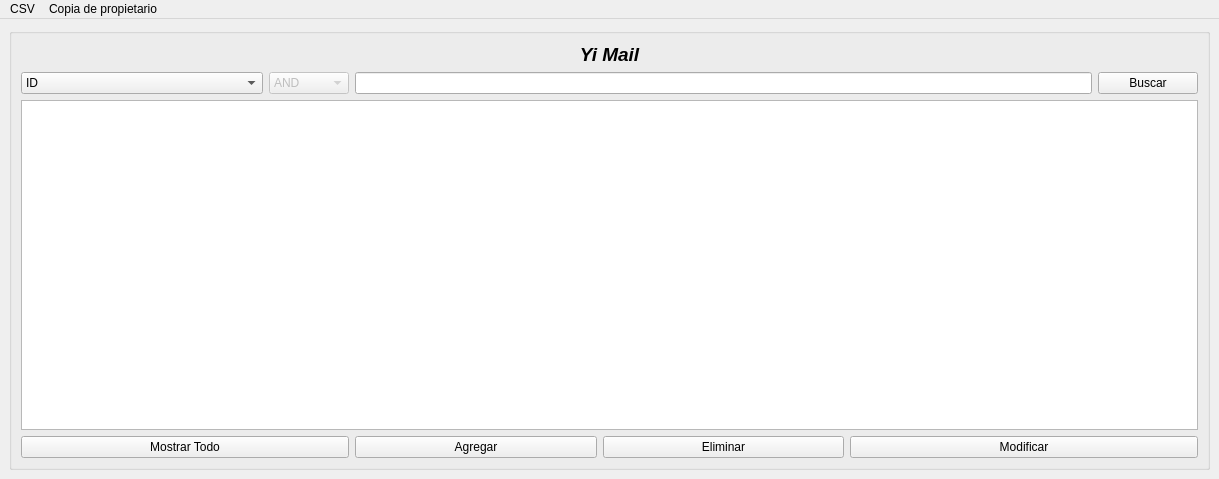
The window that mainwindow.ui (roblescristian4722/lector_correo) describes before a commit, drawn with Qt 5.
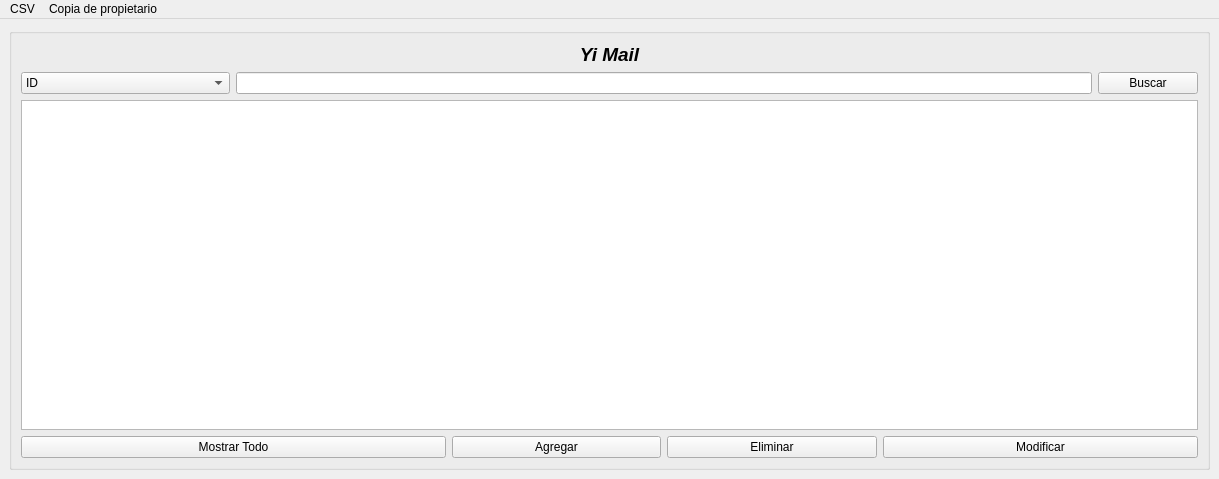
The same window after the commit.

```diff
--- a/mainwindow.ui
+++ b/mainwindow.ui
@@ -45,7 +45,12 @@
          </item>
          <item>
           <property name="text">
-           <string>remitente/destinatario (indices sec.)</string>
+           <string>remitente (indices sec.)</string>
+          </property>
+         </item>
+         <item>
+          <property name="text">
+           <string>destinatario (indices sec.)</string>
           </property>
          </item>
         </widget>
@@ -140,32 +145,6 @@
          </property>
         </widget>
        </item>
-       <item row="1" column="2" colspan="3">
-        <widget class="QLineEdit" name="barraRemLE"/>
-       </item>
-       <item row="1" column="1">
-        <widget class="QComboBox" name="busLogicaCB">
-         <property name="enabled">
-          <bool>false</bool>
-         </property>
-         <property name="maximumSize">
-          <size>
-           <width>80</width>
-           <height>16777215</height>
-          </size>
-         </property>
-         <item>
-          <property name="text">
-           <string>AND</string>
-          </property>
-         </item>
-         <item>
-          <property name="text">
-           <string>OR</string>
-          </property>
-         </item>
-        </widget>
-       </item>
        <item row="8" column="0" colspan="2">
         <widget class="QPushButton" name="mostrarTodo">
          <property name="sizePolicy">
@@ -218,6 +197,9 @@
          </property>
         </widget>
        </item>
+       <item row="1" column="1" colspan="4">
+        <widget class="QLineEdit" name="barraRemLE"/>
+       </item>
       </layout>
      </widget>
     </item>
```
Left out of the diff: 1 changed line with no effect on the pictures.
